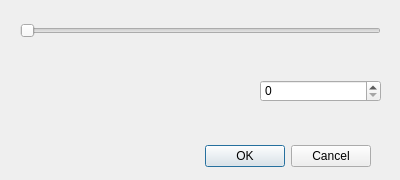
The window that qt/OpenRGBZoneResizeDialog.ui (CalcProgrammer1/OpenRGB) describes before a commit, drawn with Qt 5.
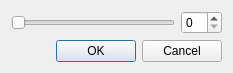
The same window after the commit.

Commit message: Edited resize popup so it does not break anymore when resizing

Patch:
```diff
--- a/qt/OpenRGBZoneResizeDialog.ui
+++ b/qt/OpenRGBZoneResizeDialog.ui
@@ -6,21 +6,44 @@
    <rect>
     <x>0</x>
     <y>0</y>
-    <width>400</width>
-    <height>180</height>
+    <width>233</width>
+    <height>71</height>
    </rect>
   </property>
   <property name="windowTitle">
    <string>Resize Zone</string>
   </property>
+  <layout class="QGridLayout" name="gridLayout" columnstretch="1,0">
+   <item row="0" column="0">
+    <widget class="QSlider" name="ResizeSlider">
+     <property name="sizePolicy">
+      <sizepolicy hsizetype="Preferred" vsizetype="Fixed">
+       <horstretch>0</horstretch>
+       <verstretch>0</verstretch>
+      </sizepolicy>
+     </property>
+     <property name="orientation">
+      <enum>Qt::Horizontal</enum>
+     </property>
+    </widget>
+   </item>
+   <item row="0" column="1">
+    <widget class="QSpinBox" name="ResizeBox">
+     <property name="sizePolicy">
+      <sizepolicy hsizetype="Minimum" vsizetype="Fixed">
+       <horstretch>0</horstretch>
+       <verstretch>0</verstretch>
+      </sizepolicy>
+     </property>
+    </widget>
+   </item>
+   <item row="1" column="0" colspan="2">
   <widget class="QDialogButtonBox" name="buttonBox">
-   <property name="geometry">
-    <rect>
-     <x>30</x>
-     <y>140</y>
-     <width>341</width>
-     <height>32</height>
-    </rect>
+     <property name="sizePolicy">
+      <sizepolicy hsizetype="Preferred" vsizetype="Fixed">
+       <horstretch>0</horstretch>
+       <verstretch>0</verstretch>
+      </sizepolicy>
    </property>
    <property name="orientation">
     <enum>Qt::Horizontal</enum>
@@ -29,29 +52,8 @@
     <set>QDialogButtonBox::Cancel|QDialogButtonBox::Ok</set>
    </property>
   </widget>
-  <widget class="QSlider" name="ResizeSlider">
-   <property name="geometry">
-    <rect>
-     <x>20</x>
-     <y>20</y>
-     <width>361</width>
-     <height>22</height>
-    </rect>
-   </property>
-   <property name="orientation">
-    <enum>Qt::Horizontal</enum>
-   </property>
-  </widget>
-  <widget class="QSpinBox" name="ResizeBox">
-   <property name="geometry">
-    <rect>
-     <x>260</x>
-     <y>80</y>
-     <width>121</width>
-     <height>22</height>
-    </rect>
-   </property>
-  </widget>
+   </item>
+  </layout>
  </widget>
  <resources/>
  <connections>
```
Lines whose indentation alone changed are shown as unchanged.
